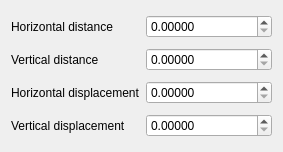
Above: src/ui/symbollayer/widget_pointpatternfill.ui from qgis/QGIS before the change. Below: the same form after it.
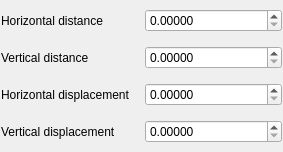
That is the form after the change.

Diff of the .ui file:
```diff
--- a/src/ui/symbollayer/widget_pointpatternfill.ui
+++ b/src/ui/symbollayer/widget_pointpatternfill.ui
@@ -14,6 +14,9 @@
    <string>Form</string>
   </property>
   <layout class="QGridLayout" name="gridLayout">
+   <property name="margin">
+    <number>1</number>
+   </property>
    <item row="0" column="1">
     <widget class="QDoubleSpinBox" name="mHorizontalDistanceSpinBox">
      <property name="decimals">
```
